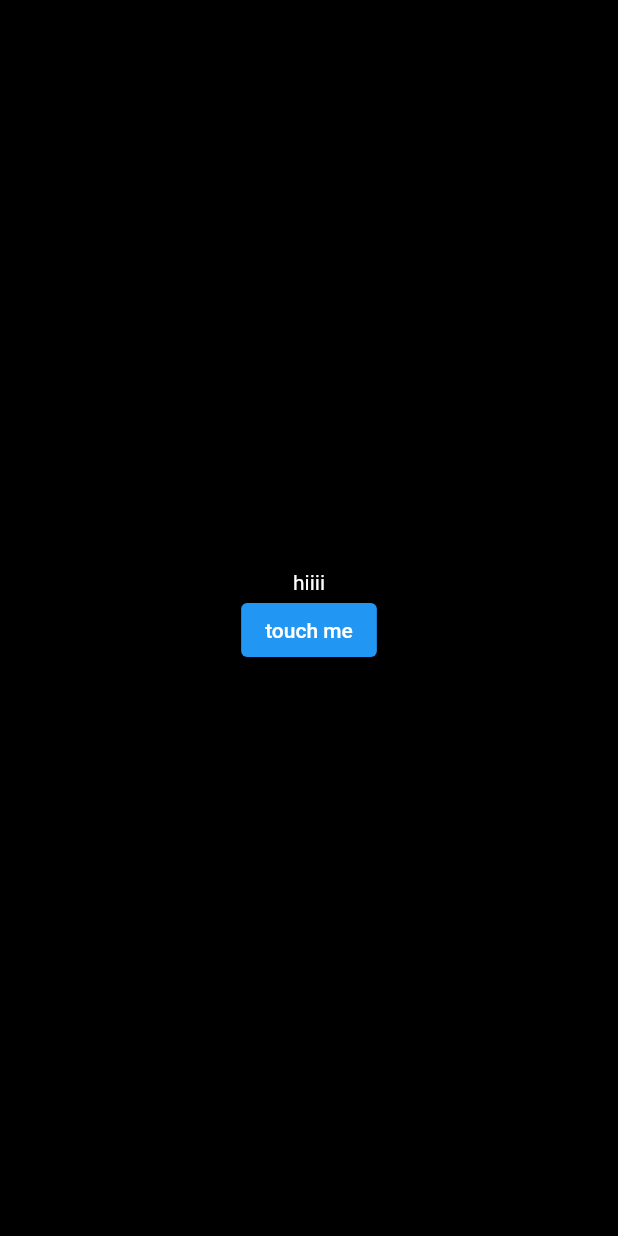
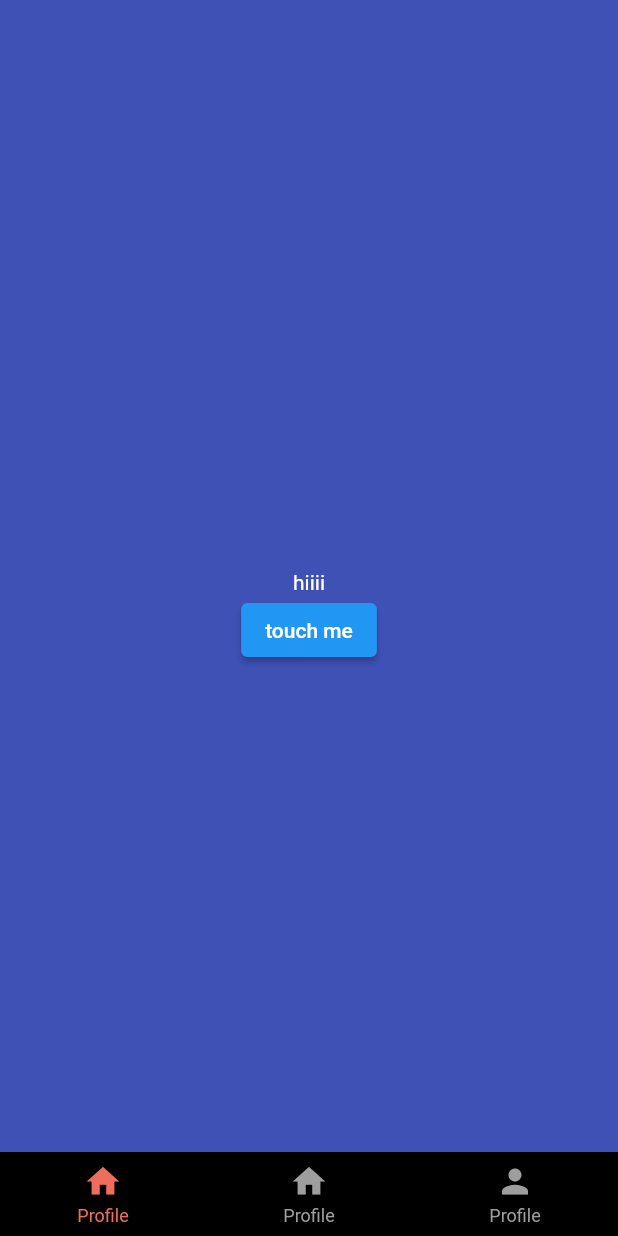
Before and after one commit to ahmadjz/flutter-steps-tracker, a Flutter app: the screen it shows once a user with an empty profile is signed in, on a phone screen of 412 x 824 dp. Run offline on Flutter 3.47's test engine with Material 2 defaults, Android fonts, the phone set to English and light mode, and no system bars; drawn by our look-alikes of persistent_bottom_nav_bar; our stand-ins replace cloud_firestore, firebase_auth, firebase_core, loading_indicator, permission_handler; accounts and stored records are empty.

Commit message:
create home page

```diff
--- a/lib/app/home/home_page.dart
+++ b/lib/app/home/home_page.dart
@@ -1,24 +1,84 @@
 import 'package:flutter/material.dart';
+import 'package:flutter_steps_tracker/app/home/profile/profile_screen.dart';
+import 'package:persistent_bottom_nav_bar/persistent_tab_view.dart';
 
-class HomePage extends StatelessWidget {
-  const HomePage({super.key});
+class HomePage extends StatefulWidget {
+  const HomePage({super.key, required this.menuScreenContext});
+  final BuildContext menuScreenContext;
+  @override
+  State<HomePage> createState() => _HomePageState();
+}
+
+class _HomePageState extends State<HomePage> {
+  PersistentTabController? _controller;
+
+  @override
+  void initState() {
+    super.initState();
+    _controller = PersistentTabController();
+  }
+
+  List<Widget> _buildScreens() => [
+        ProfileScreen(
+          menuScreenContext: widget.menuScreenContext,
+        ),
+        ProfileScreen(
+          menuScreenContext: widget.menuScreenContext,
+        ),
+        ProfileScreen(
+          menuScreenContext: widget.menuScreenContext,
+        ),
+      ];
+
+  List<PersistentBottomNavBarItem> _navBarsItems() => [
+        PersistentBottomNavBarItem(
+          icon: const Icon(Icons.home),
+          title: "Profile",
+          activeColorPrimary: const Color.fromARGB(255, 238, 110, 93),
+          inactiveColorPrimary: Colors.grey,
+        ),
+        PersistentBottomNavBarItem(
+          icon: const Icon(Icons.home),
+          title: "Profile",
+          activeColorPrimary: const Color.fromARGB(255, 238, 110, 93),
+          inactiveColorPrimary: Colors.grey,
+        ),
+        PersistentBottomNavBarItem(
+          icon: const Icon(Icons.person),
+          title: "Profile",
+          activeColorPrimary: const Color.fromARGB(255, 238, 110, 93),
+          inactiveColorPrimary: Colors.grey,
+        ),
+      ];
 
   @override
   Widget build(BuildContext context) {
-    return Center(
-      child: Column(
-        children: [
-          Flexible(
-            flex: 2,
-            child: Container(),
-          ),
-          Text("hiiii"),
-          ElevatedButton(onPressed: () {}, child: Text("touch me")),
-          Flexible(
-            flex: 2,
-            child: Container(),
-          ),
-        ],
+    return WillPopScope(
+      onWillPop: () async {
+        return false;
+      },
+      child: PersistentTabView(
+        context,
+        controller: _controller,
+        screens: _buildScreens(),
+        items: _navBarsItems(),
+        resizeToAvoidBottomInset: true,
+        navBarHeight: MediaQuery.of(context).viewInsets.bottom > 0
+            ? 0.0
+            : kBottomNavigationBarHeight,
+        bottomScreenMargin: 0,
+        backgroundColor: Colors.black,
+        hideNavigationBar: false,
+        decoration: const NavBarDecoration(colorBehindNavBar: Colors.indigo),
+        itemAnimationProperties: const ItemAnimationProperties(
+          duration: Duration(milliseconds: 400),
+          curve: Curves.ease,
+        ),
+        screenTransitionAnimation: const ScreenTransitionAnimation(
+          animateTabTransition: true,
+        ),
+        navBarStyle:
+            NavBarStyle.style6, // Choose the nav bar style with this property
       ),
     );
   }
```
